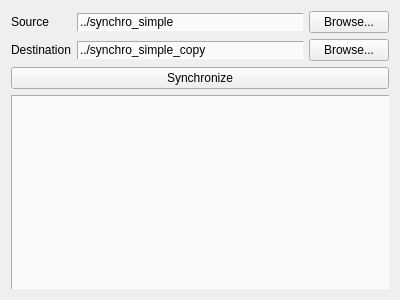
hlaporthein/sandbox, file qt/synchro_simple/synchro_simple/dialog.ui: the form before one commit.
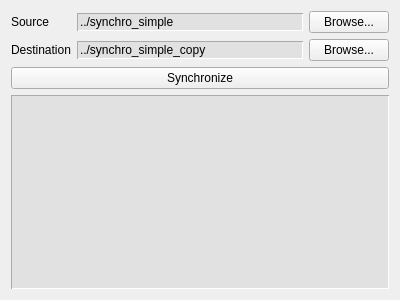
The form after the commit.

```diff
--- a/qt/synchro_simple/synchro_simple/dialog.ui
+++ b/qt/synchro_simple/synchro_simple/dialog.ui
@@ -52,7 +52,7 @@
           <bool>true</bool>
          </property>
          <property name="styleSheet">
-          <string notr="true">background-color: rgb(250, 250, 250);
+          <string notr="true">background-color: rgb(225, 225, 225);
 border-color: rgb(170, 170, 170);
 border-width: 1.2px;
 border-style: inset;</string>
@@ -68,7 +68,7 @@
        <item row="0" column="1">
         <widget class="QLineEdit" name="srcLineEdit">
          <property name="styleSheet">
-          <string notr="true">background-color: rgb(250, 250, 250);
+          <string notr="true">background-color: rgb(225, 225, 225);
 border-color: rgb(170, 170, 170);
 border-width: 1.2px;
 border-style: inset;</string>
@@ -99,7 +99,7 @@
         <bool>true</bool>
        </property>
        <property name="styleSheet">
-        <string notr="true">background-color: rgb(250, 250, 250);
+        <string notr="true">background-color: rgb(225, 225, 225);
 border-color: rgb(170, 170, 170);
 border-width: 1.2px;
 border-style: inset;</string>
```
